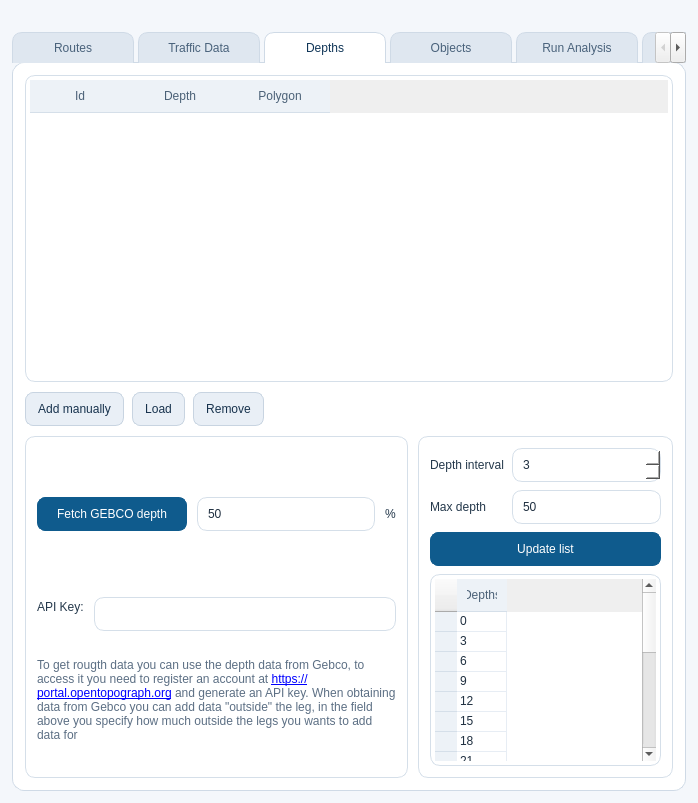
Qt form omrat_base.ui (axelande/OMRAT) before a commit.
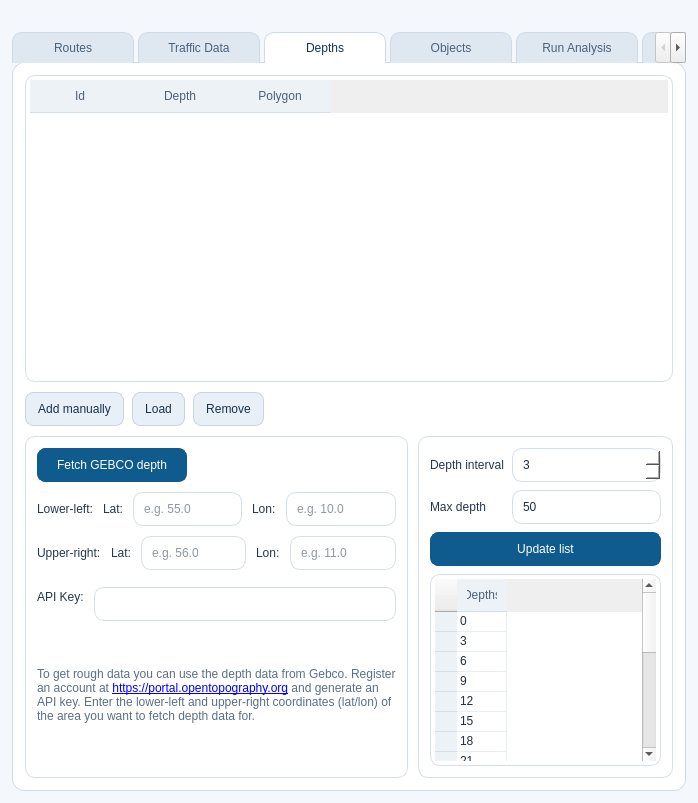
The same form after that commit. The open tabs and pages were chosen to show the change.

The edit to the form file:
```diff
--- a/omrat_base.ui
+++ b/omrat_base.ui
@@ -1190,16 +1190,93 @@
                   </widget>
                  </item>
                  <item>
-                  <widget class="QLineEdit" name="LEGebcoExtension">
+                  <spacer name="horizontalSpacer_gebco">
+                   <property name="orientation">
+                    <enum>Qt::Horizontal</enum>
+                   </property>
+                   <property name="sizeHint" stdset="0">
+                    <size>
+                     <width>40</width>
+                     <height>20</height>
+                    </size>
+                   </property>
+                  </spacer>
+                 </item>
+                </layout>
+               </item>
+               <item>
+                <layout class="QHBoxLayout" name="horizontalLayout_bbox_ll">
+                 <item>
+                  <widget class="QLabel" name="label_bbox_ll">
                    <property name="text">
-                    <string>50</string>
+                    <string>Lower-left:</string>
                    </property>
                   </widget>
                  </item>
                  <item>
-                  <widget class="QLabel" name="label_44">
+                  <widget class="QLabel" name="label_bbox_ll_lat">
                    <property name="text">
-                    <string>%</string>
+                    <string>Lat:</string>
+                   </property>
+                  </widget>
+                 </item>
+                 <item>
+                  <widget class="QLineEdit" name="LEBboxLLLat">
+                   <property name="placeholderText">
+                    <string>e.g. 55.0</string>
+                   </property>
+                  </widget>
+                 </item>
+                 <item>
+                  <widget class="QLabel" name="label_bbox_ll_lon">
+                   <property name="text">
+                    <string>Lon:</string>
+                   </property>
+                  </widget>
+                 </item>
+                 <item>
+                  <widget class="QLineEdit" name="LEBboxLLLon">
+                   <property name="placeholderText">
+                    <string>e.g. 10.0</string>
+                   </property>
+                  </widget>
+                 </item>
+                </layout>
+               </item>
+               <item>
+                <layout class="QHBoxLayout" name="horizontalLayout_bbox_ur">
+                 <item>
+                  <widget class="QLabel" name="label_bbox_ur">
+                   <property name="text">
+                    <string>Upper-right:</string>
+                   </property>
+                  </widget>
+                 </item>
+                 <item>
+                  <widget class="QLabel" name="label_bbox_ur_lat">
+                   <property name="text">
+                    <string>Lat:</string>
+                   </property>
+                  </widget>
+                 </item>
+                 <item>
+                  <widget class="QLineEdit" name="LEBboxURLat">
+                   <property name="placeholderText">
+                    <string>e.g. 56.0</string>
+                   </property>
+                  </widget>
+                 </item>
+                 <item>
+                  <widget class="QLabel" name="label_bbox_ur_lon">
+                   <property name="text">
+                    <string>Lon:</string>
+                   </property>
+                  </widget>
+                 </item>
+                 <item>
+                  <widget class="QLineEdit" name="LEBboxURLon">
+                   <property name="placeholderText">
+                    <string>e.g. 11.0</string>
                    </property>
                   </widget>
                  </item>
@@ -1238,7 +1315,7 @@
                <item>
                 <widget class="QLabel" name="label_43">
                  <property name="text">
-                  <string>&lt;html&gt;&lt;head/&gt;&lt;body&gt;&lt;p&gt;To get rougth data you can use the depth data from Gebco, to access it you need to register an account at &lt;a href=&quot;https://portal.opentopograph.org&quot;&gt;&lt;span style=&quot; text-decoration: underline; color:#0000ff;&quot;&gt;https://portal.opentopograph.org&lt;/span&gt;&lt;/a&gt; and generate an API key. When obtaining data from Gebco you can add data &amp;quot;outside&amp;quot; the leg, in the field above you specify how much outside the legs you wants to add data for&lt;/p&gt;&lt;/body&gt;&lt;/html&gt;</string>
+                  <string>&lt;html&gt;&lt;head/&gt;&lt;body&gt;&lt;p&gt;To get rough data you can use the depth data from Gebco. Register an account at &lt;a href=&quot;https://portal.opentopography.org&quot;&gt;&lt;span style=&quot; text-decoration: underline; color:#0000ff;&quot;&gt;https://portal.opentopography.org&lt;/span&gt;&lt;/a&gt; and generate an API key. Enter the lower-left and upper-right coordinates (lat/lon) of the area you want to fetch depth data for.&lt;/p&gt;&lt;/body&gt;&lt;/html&gt;</string>
                  </property>
                  <property name="wordWrap">
                   <bool>true</bool>
```
Left out of the diff: 72 changed lines with no effect on the pictures.
